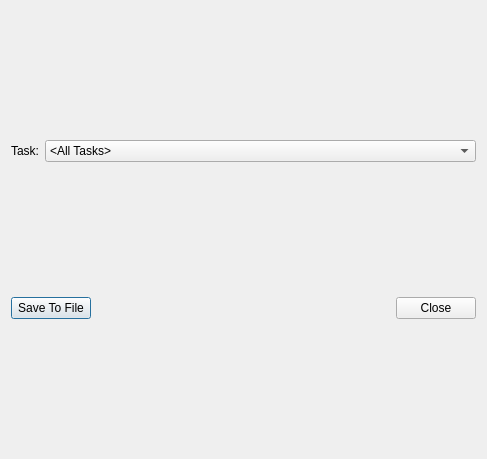
The window that TaskHistoryDialog.ui (priomsrb/lighttasks) describes before a commit, drawn with Qt 5.
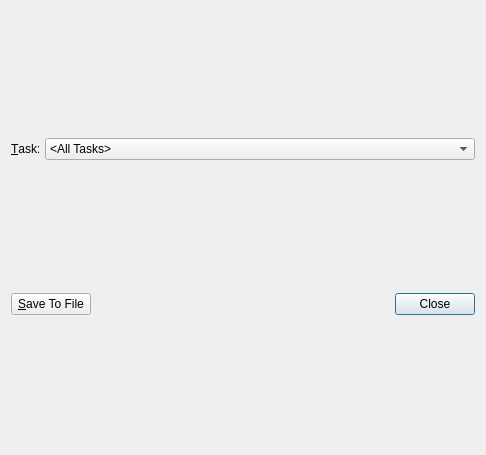
The same window after the commit. Icons and pictures are not drawn.

Diff of the .ui file:
```diff
--- a/TaskHistoryDialog.ui
+++ b/TaskHistoryDialog.ui
@@ -6,8 +6,8 @@
    <rect>
     <x>0</x>
     <y>0</y>
-    <width>487</width>
-    <height>459</height>
+    <width>486</width>
+    <height>455</height>
    </rect>
   </property>
   <property name="windowTitle">
@@ -25,7 +25,10 @@
         </sizepolicy>
        </property>
        <property name="text">
-        <string>Task:</string>
+        <string>&amp;Task:</string>
+       </property>
+       <property name="buddy">
+        <cstring>taskComboBox</cstring>
        </property>
       </widget>
      </item>
@@ -52,12 +55,15 @@
      <item>
       <widget class="QPushButton" name="saveToFileButton">
        <property name="text">
-        <string>Save To File</string>
+        <string>&amp;Save To File</string>
        </property>
        <property name="icon">
         <iconset resource="icons/icons.qrc">
          <normaloff>:/icons/save.png</normaloff>:/icons/save.png</iconset>
        </property>
+       <property name="autoDefault">
+        <bool>false</bool>
+       </property>
       </widget>
      </item>
      <item>
```
